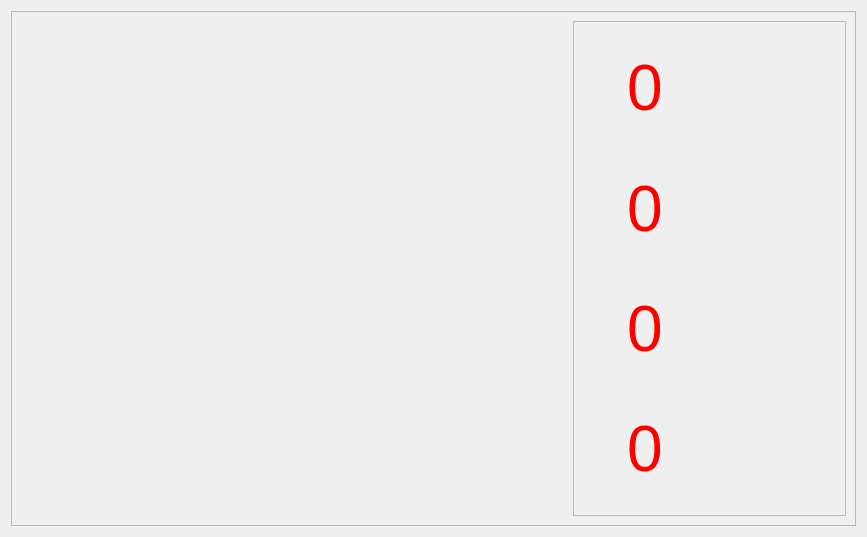
First picture: the form in copilot_terminal/gui/qt/video_dialog.ui, repository ShaneTWilliams/husky-rov, before the edit.
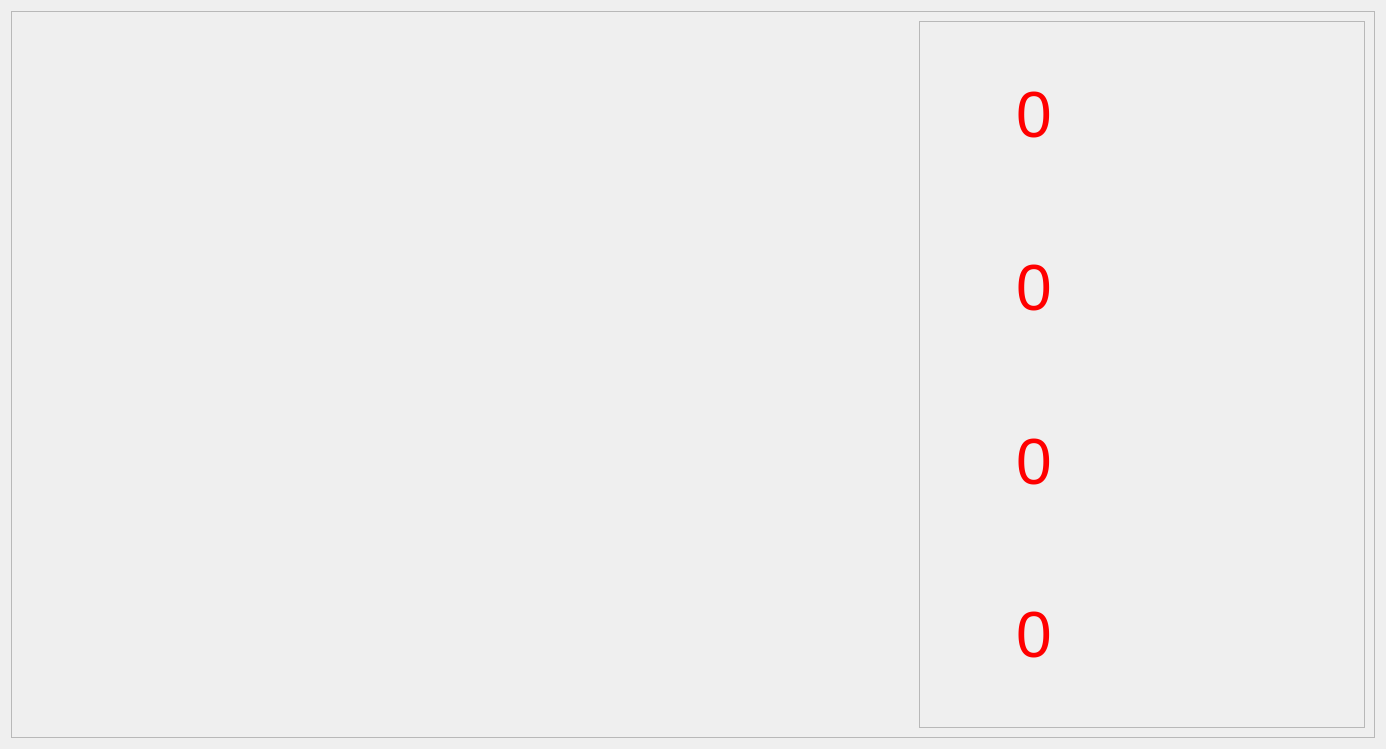
Second picture: the form after the edit.

Diff of the .ui file:
```diff
--- a/copilot_terminal/gui/qt/video_dialog.ui
+++ b/copilot_terminal/gui/qt/video_dialog.ui
@@ -6,8 +6,8 @@
    <rect>
     <x>0</x>
     <y>0</y>
-    <width>867</width>
-    <height>537</height>
+    <width>1386</width>
+    <height>749</height>
    </rect>
   </property>
   <property name="windowTitle">
```
